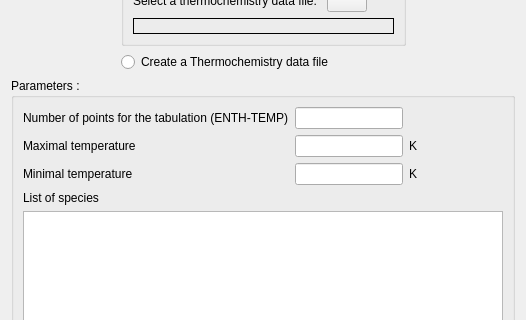
Before: the Qt Designer form gui/Pages/GasCombustionForm.ui in Renuda/Code_Saturne_DEV, drawn with Qt 5; both pictures show x 0 to 526 and y 92 to 412 of the 526 by 500 pixel window.
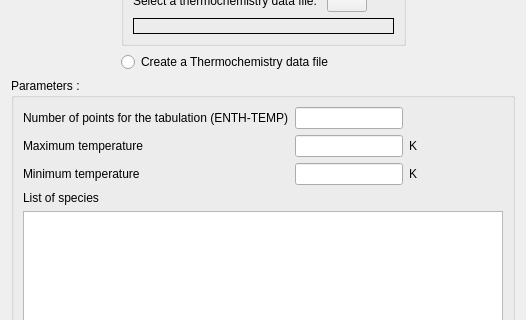
After: the same form once the commit is applied. Icons and pictures are not drawn.

Commit message: GUI Janaf file : Change some names (MinimumTemp, MaximumTemp, Oxidiser, Species etc).

Patch:
```diff
--- a/gui/Pages/GasCombustionForm.ui
+++ b/gui/Pages/GasCombustionForm.ui
@@ -216,7 +216,7 @@
         <item row="1" column="0">
          <widget class="QLabel" name="labelMaximalTemp">
           <property name="text">
-           <string>Maximal temperature</string>
+           <string>Maximum temperature</string>
           </property>
          </widget>
         </item>
@@ -276,7 +276,7 @@
         <item row="2" column="0">
          <widget class="QLabel" name="labelMinimalTemp">
           <property name="text">
-           <string>Minimal temperature</string>
+           <string>Minimum temperature</string>
           </property>
          </widget>
         </item>
```
Left out of the diff: 20 changed lines with no effect on the pictures. The commit also changes 2 other files.
